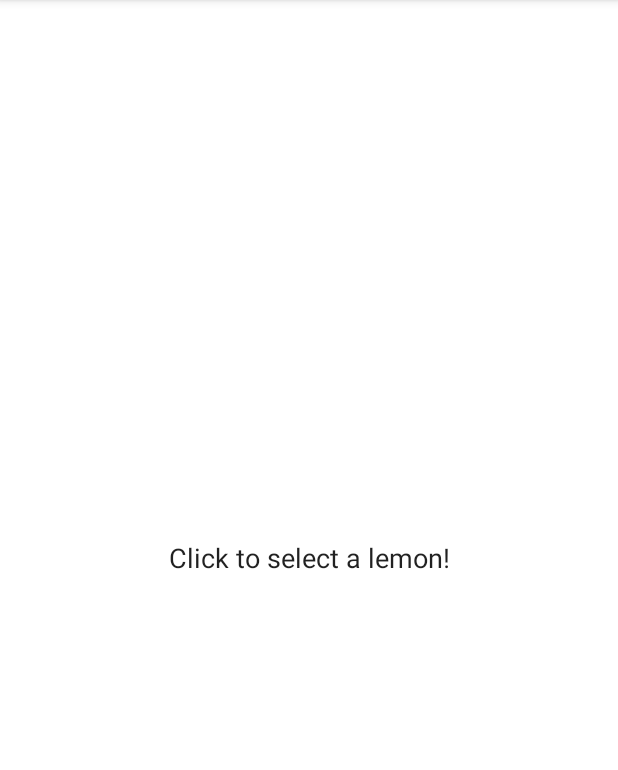
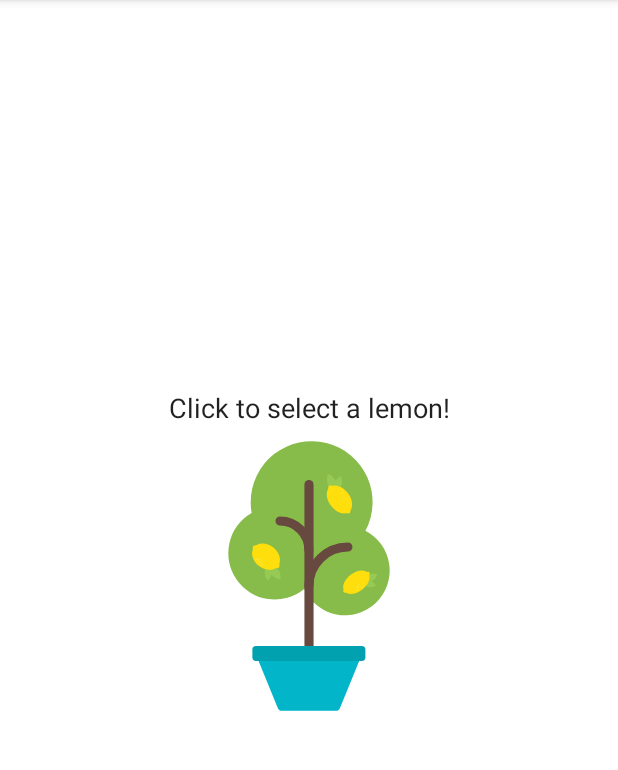
Before and after one commit to smailzhu/basic-android-kotlin-practice, an Android app: the screen it shows after launch (MainActivity), on a phone screen of 412 x 824 dp, the part 84-854 px from its top. Run offline under Robolectric (Android 15) with nearby library versions, the phone set to English and light mode, and no system bars.

Commit message:
Complete lemonade app

```diff
--- a/android-basics-kotlin-lemonade-app/app/src/main/res/layout/activity_main.xml
+++ b/android-basics-kotlin-lemonade-app/app/src/main/res/layout/activity_main.xml
@@ -28,11 +28,13 @@
         android:layout_width="wrap_content"
         android:layout_height="wrap_content"
         android:text="@string/lemon_select"
+        android:textAppearance="@style/TextAppearance.AppCompat.Body1"
         android:textSize="18sp"
-        android:textAppearance="@style/TextAppearance.AppCompat.Body1"
+        app:layout_constraintBottom_toTopOf="@+id/image_lemon_state"
+        app:layout_constraintEnd_toEndOf="parent"
         app:layout_constraintStart_toStartOf="parent"
-        app:layout_constraintEnd_toEndOf="parent"
-        app:layout_constraintBottom_toTopOf="@id/image_lemon_state"/>
+        app:layout_constraintTop_toTopOf="parent"
+        app:layout_constraintVertical_bias="1.0" />
 
     <ImageView
         android:id="@+id/image_lemon_state"
@@ -41,6 +43,7 @@
         app:layout_constraintBottom_toBottomOf="parent"
         app:layout_constraintLeft_toLeftOf="parent"
         app:layout_constraintRight_toRightOf="parent"
-        app:layout_constraintTop_toTopOf="parent"/>
+        app:layout_constraintTop_toTopOf="parent"
+        app:srcCompat="@drawable/lemon_tree" />
 
 </androidx.constraintlayout.widget.ConstraintLayout>
```
Also changed, not shown: android-basics-kotlin-lemonade-app/app/src/main/java/com/example/lemonade/MainActivity.kt (+66 -15 lines).
